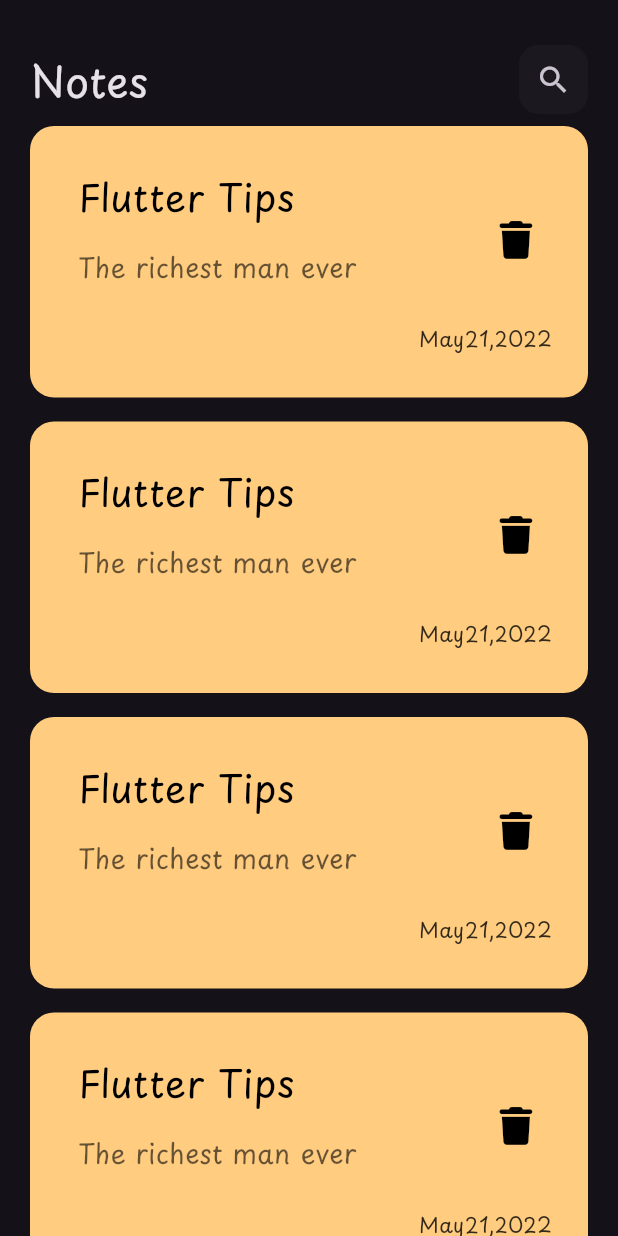
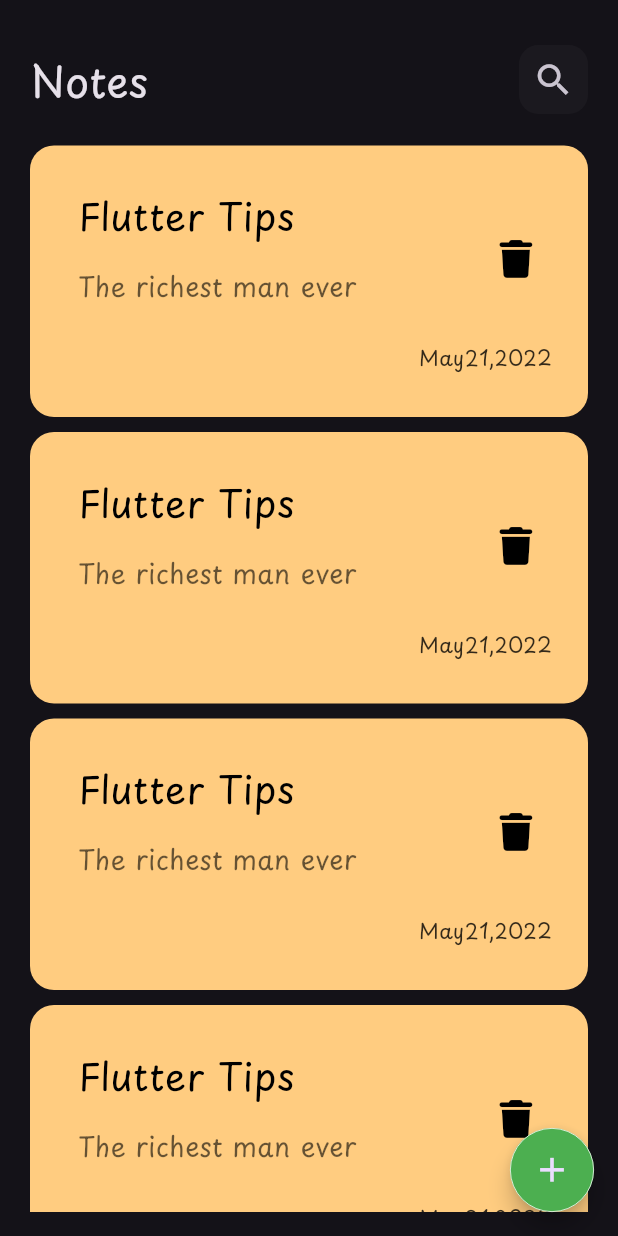
Before and after one commit to MohamedElnegouly/Note-App, a Flutter app: the screen it shows after launch, on a phone screen of 412 x 824 dp. Run offline on Flutter 3.47's test engine with Material 3 defaults, Android fonts, the phone set to English and light mode, and no system bars; our stand-ins replace font_awesome_flutter.

Commit message:
FloatingButtom & ModalSheet

```diff
--- a/lib/Views/Notes_view.dart
+++ b/lib/Views/Notes_view.dart
@@ -1,4 +1,5 @@
 import 'package:flutter/material.dart';
+import 'package:note_app/widgets/Add_Note_Buttom_sheet.dart';
 import '../widgets/Notes_View_Body.dart';
 
 class NotesView extends StatelessWidget {
@@ -6,8 +7,27 @@ class NotesView extends StatelessWidget {
 
   @override
   Widget build(BuildContext context) {
-    return const Scaffold(
-      body: NotesViewBody(),
+    return Scaffold(
+      floatingActionButton: FloatingActionButton(
+        backgroundColor: Colors.green,
+        onPressed: () {
+          showModalBottomSheet(
+            context: context,
+            builder: (context) {
+              return const AddNoteButtomSheet();
+            },
+          );
+        },
+        shape: RoundedRectangleBorder(
+          side: const BorderSide(width: 0.5, color: Colors.white),
+          borderRadius: BorderRadius.circular(100),
+        ),
+        child: const Icon(
+          Icons.add,
+          size: 27,
+        ),
+      ),
+      body: const NotesViewBody(),
     );
   }
 }
--- a/lib/widgets/Custom_NotesListView.dart
+++ b/lib/widgets/Custom_NotesListView.dart
@@ -6,13 +6,17 @@ class NotesListView extends StatelessWidget {
 
   @override
   Widget build(BuildContext context) {
-    return ListView.builder(
-      itemBuilder: (context, index) {
-        return const Padding(
-          padding: EdgeInsets.symmetric(vertical: 8),
-          child: NoteItem(),
-        );
-      },
+    return Padding(
+      padding: const EdgeInsets.symmetric(vertical: 16),
+      child: ListView.builder(
+        padding: EdgeInsets.zero,
+        itemBuilder: (context, index) {
+          return const Padding(
+            padding: EdgeInsets.symmetric(vertical: 5),
+            child: NoteItem(),
+          );
+        },
+      ),
     );
   }
 }
--- a/lib/widgets/Custom_Search_Icon.dart
+++ b/lib/widgets/Custom_Search_Icon.dart
@@ -15,7 +15,13 @@ class CustomSearchIcon extends StatelessWidget {
         borderRadius: BorderRadius.circular(13),
       ),
       child: Center(
-        child: IconButton(onPressed: () {}, icon: const Icon(Icons.search)),
+        child: IconButton(
+          onPressed: () {},
+          icon: const Icon(
+            Icons.search,
+            size: 28,
+          ),
+        ),
       ),
     );
   }
```
Also changed, not shown: lib/widgets/Add_Note_Buttom_sheet.dart (added, +10 -0 lines).
